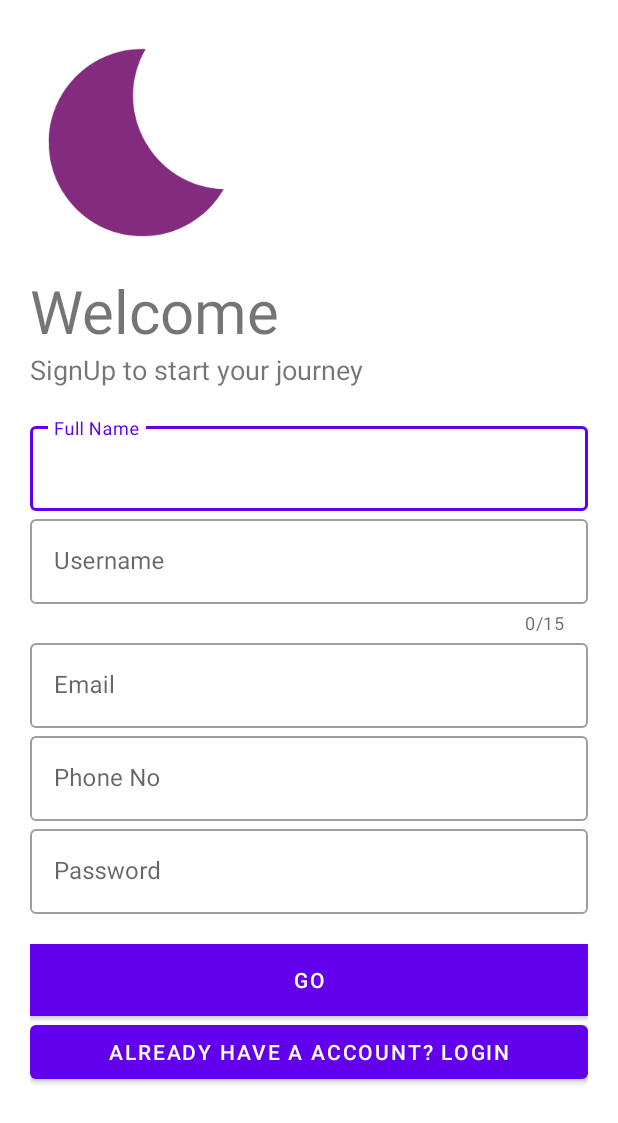
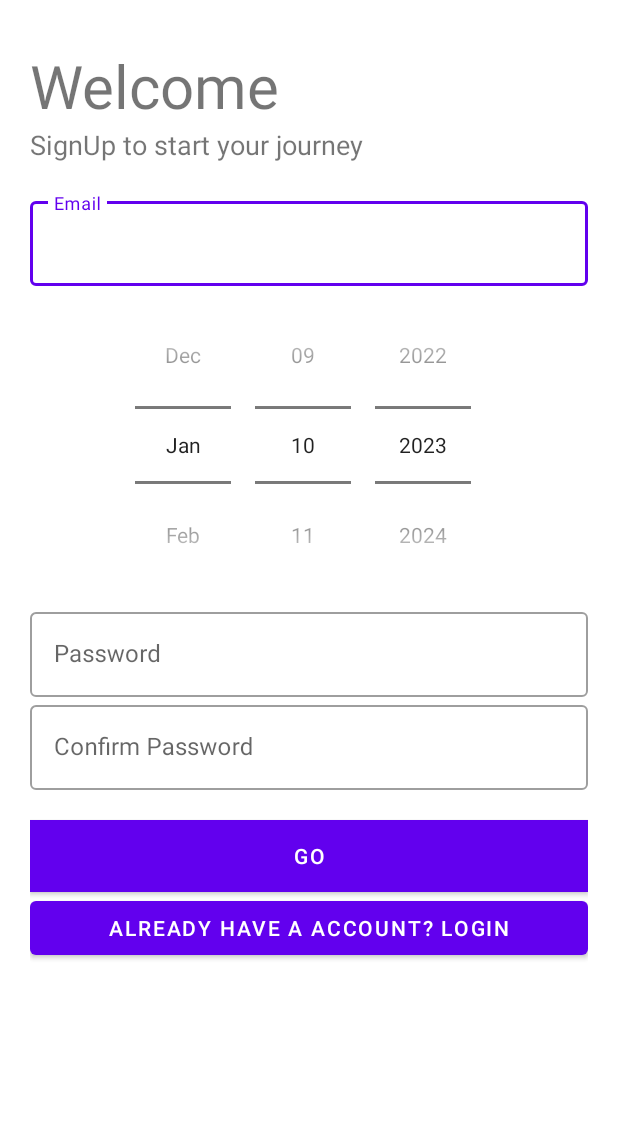
Before and after one commit to mridul-intern-probo/Android_probo, an Android app: the SignUp screen opened directly, with no data from a screen before it, on a phone screen of 412 x 824 dp. Shown: the top 1123 px of the screen. Run offline under Robolectric (Android 15) with nearby library versions, the phone set to English and light mode, and no system bars.

```diff
--- a/app/src/main/res/layout/activity_sign_up.xml
+++ b/app/src/main/res/layout/activity_sign_up.xml
@@ -9,10 +9,10 @@
     android:background="#fff"
     android:padding="20dp">
 
-    <ImageView
-        android:layout_width="150dp"
-        android:layout_height="150dp"
-        android:src="@drawable/ic_baseline_bedtime_24"/>
+<!--    <ImageView-->
+<!--        android:layout_width="150dp"-->
+<!--        android:layout_height="150dp"-->
+<!--        android:src="@drawable/ic_baseline_bedtime_24"/>-->
     <TextView
         android:layout_width="wrap_content"
         android:layout_height="wrap_content"
@@ -33,67 +33,73 @@
         android:layout_marginBottom="20dp">
 
         <com.google.android.material.textfield.TextInputLayout
-            android:id="@+id/name"
-            android:layout_width="match_parent"
-            android:layout_height="wrap_content"
-            android:hint="Full Name"
-            style="@style/Widget.MaterialComponents.TextInputLayout.OutlinedBox">
 
-            <com.google.android.material.textfield.TextInputEditText
-                android:layout_width="match_parent"
-                android:layout_height="wrap_content"
-                android:inputType="text"/>
-        </com.google.android.material.textfield.TextInputLayout>
-
-        <com.google.android.material.textfield.TextInputLayout
-            android:id="@+id/username"
-            android:layout_width="match_parent"
-            android:layout_height="wrap_content"
-            android:hint="Username"
-            app:counterEnabled="true"
-            app:counterMaxLength="15"
-            style="@style/Widget.MaterialComponents.TextInputLayout.OutlinedBox">
-
-            <com.google.android.material.textfield.TextInputEditText
-                android:layout_width="match_parent"
-                android:layout_height="wrap_content"
-                android:inputType="text"/>
-        </com.google.android.material.textfield.TextInputLayout>
-
-        <com.google.android.material.textfield.TextInputLayout
-            android:id="@+id/email"
             android:layout_width="match_parent"
             android:layout_height="wrap_content"
             android:hint="Email"
             style="@style/Widget.MaterialComponents.TextInputLayout.OutlinedBox">
 
-            <com.google.android.material.textfield.TextInputEditText
+            <androidx.appcompat.widget.AppCompatEditText
+                android:id="@+id/email"
                 android:layout_width="match_parent"
                 android:layout_height="wrap_content"
                 android:inputType="textEmailAddress"/>
         </com.google.android.material.textfield.TextInputLayout>
 
-        <com.google.android.material.textfield.TextInputLayout
-            android:id="@+id/phone"
+<!--        <com.google.android.material.textfield.TextInputLayout-->
+
+<!--            android:layout_width="match_parent"-->
+<!--            android:layout_height="wrap_content"-->
+<!--            android:hint="DOB(DD-MM-YYYY)"-->
+
+<!--            style="@style/Widget.MaterialComponents.TextInputLayout.OutlinedBox">-->
+
+<!--            <androidx.appcompat.widget.AppCompatEditText-->
+<!--                android:id="@+id/dob"-->
+<!--                android:layout_width="match_parent"-->
+<!--                android:layout_height="wrap_content"-->
+<!--                android:inputType="date"/>-->
+
+<!--        </com.google.android.material.textfield.TextInputLayout>-->
+
+        <LinearLayout xmlns:android="http://schemas.android.com/apk/res/android"
+            android:orientation="vertical"
             android:layout_width="match_parent"
-            android:layout_height="wrap_content"
-            android:hint="Phone No"
-            style="@style/Widget.MaterialComponents.TextInputLayout.OutlinedBox">
+            android:layout_height="match_parent"
+            android:id="@+id/linear_layout"
+            android:gravity = "center">
 
-            <com.google.android.material.textfield.TextInputEditText
+            <DatePicker
+                android:id="@+id/date_Picker"
                 android:layout_width="match_parent"
-                android:layout_height="wrap_content"
-                android:inputType="number"/>
-        </com.google.android.material.textfield.TextInputLayout>
+                android:layout_height="match_parent"
+                android:datePickerMode = "spinner"
+                android:calendarViewShown="false"/>
+        </LinearLayout>
 
         <com.google.android.material.textfield.TextInputLayout
-            android:id="@+id/password"
+
             android:layout_width="match_parent"
             android:layout_height="wrap_content"
             android:hint="Password"
             style="@style/Widget.MaterialComponents.TextInputLayout.OutlinedBox">
 
-            <com.google.android.material.textfield.TextInputEditText
+            <androidx.appcompat.widget.AppCompatEditText
+                android:id="@+id/password"
+                android:layout_width="match_parent"
+                android:layout_height="wrap_content"
+                android:inputType="textPassword"/>
+        </com.google.android.material.textfield.TextInputLayout>
+
+        <com.google.android.material.textfield.TextInputLayout
+
+            android:layout_width="match_parent"
+            android:layout_height="wrap_content"
+            android:hint="Confirm Password"
+            style="@style/Widget.MaterialComponents.TextInputLayout.OutlinedBox">
+
+            <androidx.appcompat.widget.AppCompatEditText
+                android:id="@+id/confirm_password"
                 android:layout_width="match_parent"
                 android:layout_height="wrap_content"
                 android:inputType="textPassword"/>
```
Also changed, not shown: app/src/main/java/com/probo/registration_app/SignUp.kt (+102 -22 lines).
